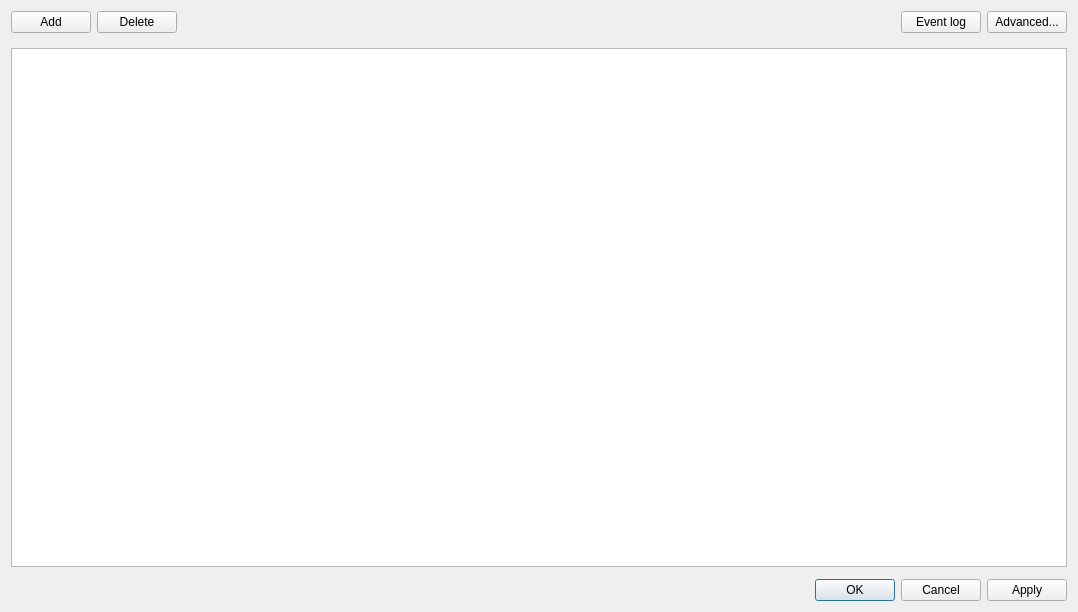
The window that client/src/ui/dialogs/business_rules_dialog.ui (networkoptix/nx_open) describes before a commit, drawn with Qt 5.
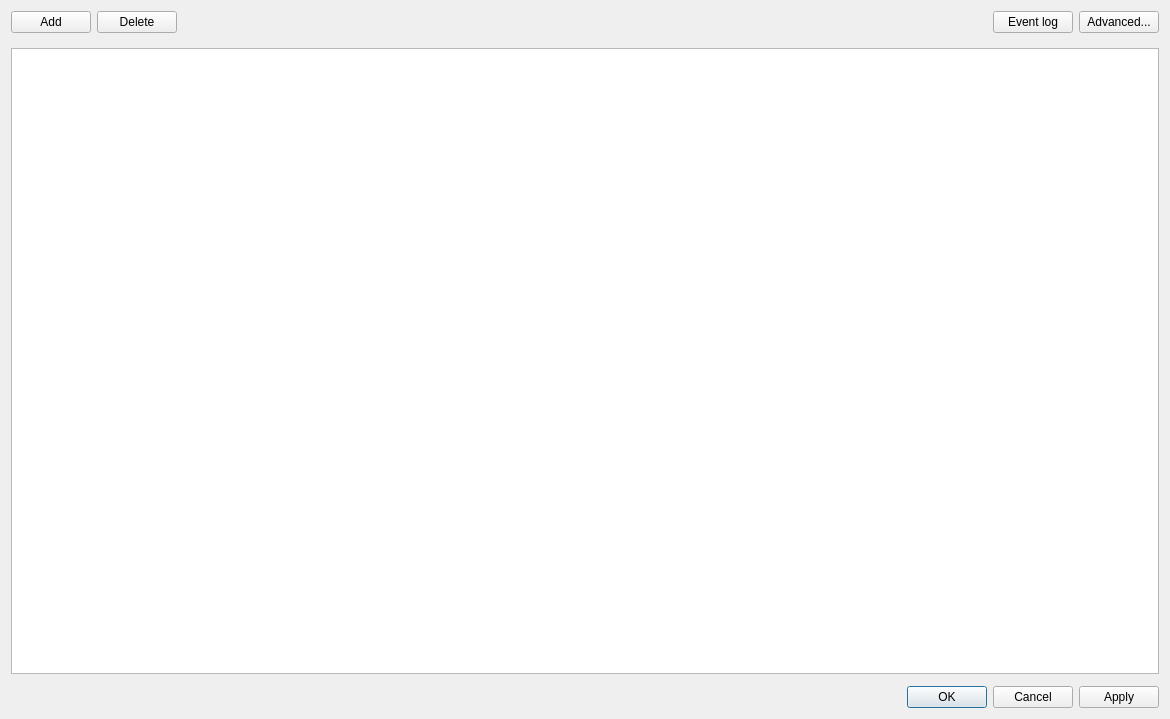
The same window after the commit. Icons and pictures are not drawn. Custom widgets are drawn as their Qt base class.

What changed in the file:
```diff
--- a/client/src/ui/dialogs/business_rules_dialog.ui
+++ b/client/src/ui/dialogs/business_rules_dialog.ui
@@ -6,8 +6,8 @@
    <rect>
     <x>0</x>
     <y>0</y>
-    <width>1078</width>
-    <height>612</height>
+    <width>1170</width>
+    <height>719</height>
    </rect>
   </property>
   <property name="windowTitle">
```
Left out of the diff: 4 changed lines with no effect on the pictures.
